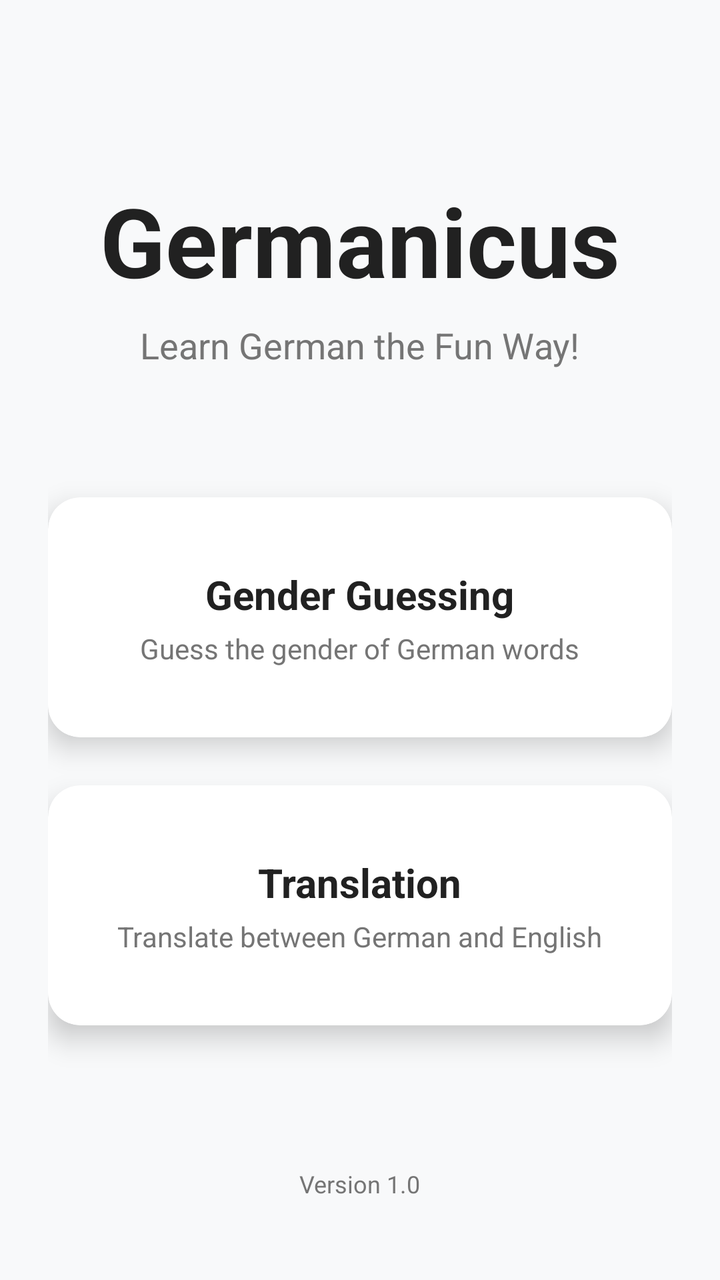
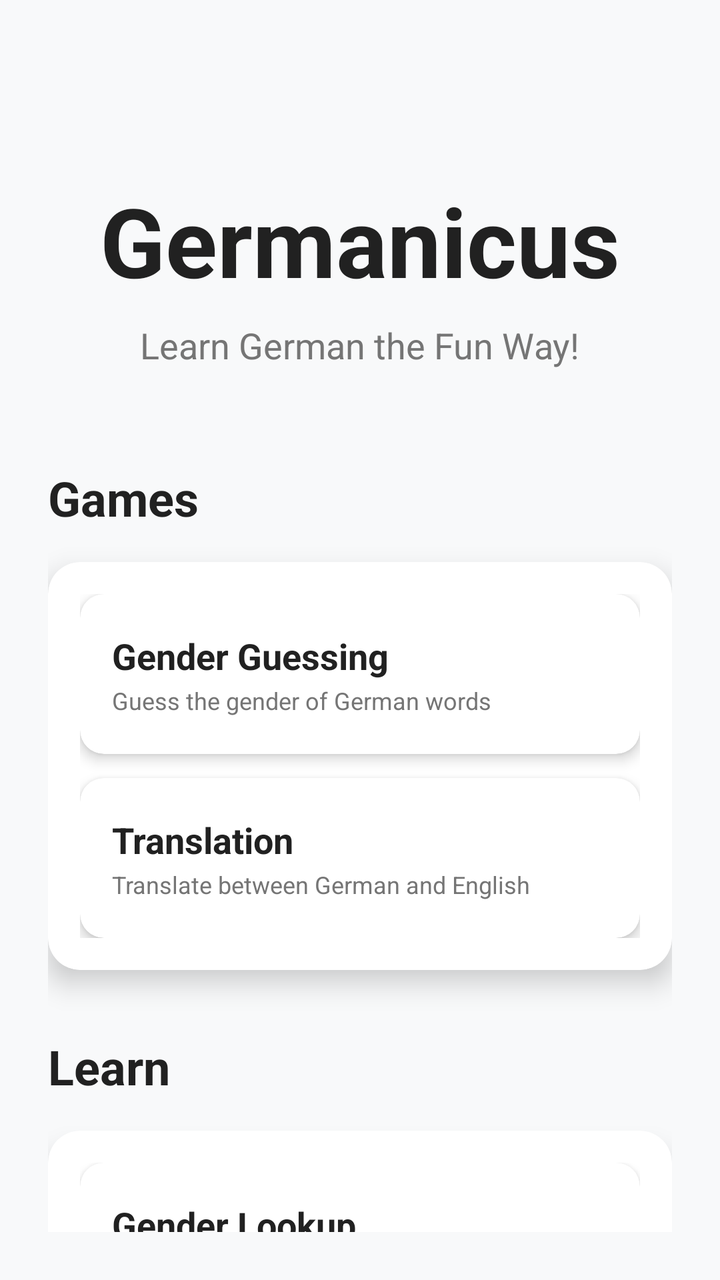

Compare the two renders of this Android layout. The source of the first and the diff that turns it into the second are given below.
<!-- AndroidManifest.xml: application theme Theme.Germanicus -->
<!-- res/layout/fragment_main_menu.xml -->
<?xml version="1.0" encoding="utf-8"?>
<androidx.constraintlayout.widget.ConstraintLayout xmlns:android="http://schemas.android.com/apk/res/android"
    xmlns:app="http://schemas.android.com/apk/res-auto"
    android:layout_width="match_parent"
    android:layout_height="match_parent"
    android:background="@color/background_gradient"
    android:padding="24dp">

    <TextView
        android:id="@+id/titleTextView"
        android:layout_width="wrap_content"
        android:layout_height="wrap_content"
        android:text="@string/app_name"
        android:textSize="48sp"
        android:textStyle="bold"
        android:textColor="@color/primary_text"
        android:layout_marginTop="64dp"
        app:layout_constraintEnd_toEndOf="parent"
        app:layout_constraintStart_toStartOf="parent"
        app:layout_constraintTop_toTopOf="parent" />

    <TextView
        android:id="@+id/subtitleTextView"
        android:layout_width="wrap_content"
        android:layout_height="wrap_content"
        android:text="@string/learn_german_fun"
        android:textSize="18sp"
        android:textColor="@color/secondary_text"
        android:layout_marginTop="8dp"
        app:layout_constraintEnd_toEndOf="parent"
        app:layout_constraintStart_toStartOf="parent"
        app:layout_constraintTop_toBottomOf="@id/titleTextView" />

    <androidx.cardview.widget.CardView
        android:id="@+id/genderGameCard"
        android:layout_width="0dp"
        android:layout_height="120dp"
        android:layout_marginTop="64dp"
        android:clickable="true"
        android:focusable="true"
        android:foreground="?android:attr/selectableItemBackground"
        app:cardCornerRadius="16dp"
        app:cardElevation="8dp"
        app:layout_constraintEnd_toEndOf="parent"
        app:layout_constraintStart_toStartOf="parent"
        app:layout_constraintTop_toBottomOf="@id/subtitleTextView">

        <LinearLayout
            android:layout_width="match_parent"
            android:layout_height="match_parent"
            android:orientation="vertical"
            android:gravity="center"
            android:padding="16dp">

            <TextView
                android:layout_width="wrap_content"
                android:layout_height="wrap_content"
                android:text="@string/gender_guessing"
                android:textSize="20sp"
                android:textStyle="bold"
                android:textColor="@color/primary_text" />

            <TextView
                android:layout_width="wrap_content"
                android:layout_height="wrap_content"
                android:text="@string/guess_gender_description"
                android:textSize="14sp"
                android:textColor="@color/secondary_text"
                android:layout_marginTop="4dp" />

        </LinearLayout>

    </androidx.cardview.widget.CardView>

    <androidx.cardview.widget.CardView
        android:id="@+id/translationGameCard"
        android:layout_width="0dp"
        android:layout_height="120dp"
        android:layout_marginTop="24dp"
        android:clickable="true"
        android:focusable="true"
        android:foreground="?android:attr/selectableItemBackground"
        app:cardCornerRadius="16dp"
        app:cardElevation="8dp"
        app:layout_constraintEnd_toEndOf="parent"
        app:layout_constraintStart_toStartOf="parent"
        app:layout_constraintTop_toBottomOf="@id/genderGameCard">

        <LinearLayout
            android:layout_width="match_parent"
            android:layout_height="match_parent"
            android:orientation="vertical"
            android:gravity="center"
            android:padding="16dp">

            <TextView
                android:layout_width="wrap_content"
                android:layout_height="wrap_content"
                android:text="@string/translation"
                android:textSize="20sp"
                android:textStyle="bold"
                android:textColor="@color/primary_text" />

            <TextView
                android:layout_width="wrap_content"
                android:layout_height="wrap_content"
                android:text="@string/translate_description"
                android:textSize="14sp"
                android:textColor="@color/secondary_text"
                android:layout_marginTop="4dp" />

        </LinearLayout>

    </androidx.cardview.widget.CardView>

    <TextView
        android:id="@+id/versionTextView"
        android:layout_width="wrap_content"
        android:layout_height="wrap_content"
        android:text="@string/version"
        android:textSize="12sp"
        android:textColor="@color/secondary_text"
        app:layout_constraintBottom_toBottomOf="parent"
        app:layout_constraintEnd_toEndOf="parent"
        app:layout_constraintStart_toStartOf="parent"
        android:layout_marginBottom="16dp" />

</androidx.constraintlayout.widget.ConstraintLayout>
<!-- resources referenced by this layout -->
<resources>
  <color name="background_gradient">#FFF8F9FA</color>
  <color name="primary_text">#FF212121</color>
  <color name="secondary_text">#FF757575</color>
  <string name="app_name">Germanicus</string>
  <string name="gender_guessing">Gender Guessing</string>
  <string name="guess_gender_description">Guess the gender of German words</string>
  <string name="learn_german_fun">Learn German the Fun Way!</string>
  <string name="translate_description">Translate between German and English</string>
  <string name="translation">Translation</string>
  <string name="version">Version 1.0</string>
  <style name="Theme.Germanicus" parent="Theme.MaterialComponents.DayNight.DarkActionBar">
          
          <item name="colorPrimary">@color/purple_500</item>
          <item name="colorPrimaryVariant">@color/purple_700</item>
          <item name="colorOnPrimary">@color/white</item>
          
          <item name="colorSecondary">@color/teal_200</item>
          <item name="colorSecondaryVariant">@color/teal_700</item>
          <item name="colorOnSecondary">@color/black</item>
          
          <item name="android:statusBarColor">?attr/colorPrimaryVariant</item>
          
      </style>
  <color name="purple_500">#FF6200EE</color>
  <color name="purple_700">#FF3700B3</color>
  <color name="white">#FFFFFFFF</color>
  <color name="teal_200">#FF03DAC5</color>
  <color name="teal_700">#FF018786</color>
  <color name="black">#FF000000</color>
</resources>

<!-- the commit's change to res/layout/fragment_main_menu.xml (unified diff, before → after) -->
@@ -31,83 +31,208 @@
         app:layout_constraintStart_toStartOf="parent"
         app:layout_constraintTop_toBottomOf="@id/titleTextView" />
 
+    
+    <TextView
+        android:id="@+id/gamesSectionTitle"
+        android:layout_width="wrap_content"
+        android:layout_height="wrap_content"
+        android:text="@string/games"
+        android:textSize="24sp"
+        android:textStyle="bold"
+        android:textColor="@color/primary_text"
+        android:layout_marginTop="48dp"
+        app:layout_constraintStart_toStartOf="parent"
+        app:layout_constraintTop_toBottomOf="@id/subtitleTextView" />
+
     <androidx.cardview.widget.CardView
-        android:id="@+id/genderGameCard"
+        android:id="@+id/gamesCard"
         android:layout_width="0dp"
-        android:layout_height="120dp"
-        android:layout_marginTop="64dp"
-        android:clickable="true"
-        android:focusable="true"
-        android:foreground="?android:attr/selectableItemBackground"
+        android:layout_height="wrap_content"
+        android:layout_marginTop="16dp"
         app:cardCornerRadius="16dp"
         app:cardElevation="8dp"
         app:layout_constraintEnd_toEndOf="parent"
         app:layout_constraintStart_toStartOf="parent"
-        app:layout_constraintTop_toBottomOf="@id/subtitleTextView">
+        app:layout_constraintTop_toBottomOf="@id/gamesSectionTitle">
 
         <LinearLayout
             android:layout_width="match_parent"
-            android:layout_height="match_parent"
+            android:layout_height="wrap_content"
             android:orientation="vertical"
-            android:gravity="center"
             android:padding="16dp">
 
-            <TextView
-                android:layout_width="wrap_content"
-                android:layout_height="wrap_content"
-                android:text="@string/gender_guessing"
-                android:textSize="20sp"
-                android:textStyle="bold"
-                android:textColor="@color/primary_text" />
-
-            <TextView
-                android:layout_width="wrap_content"
-                android:layout_height="wrap_content"
-                android:text="@string/guess_gender_description"
-                android:textSize="14sp"
-                android:textColor="@color/secondary_text"
-                android:layout_marginTop="4dp" />
+            <androidx.cardview.widget.CardView
+                android:id="@+id/genderGameCard"
+                android:layout_width="match_parent"
+                android:layout_height="80dp"
+                android:layout_marginBottom="12dp"
+                android:clickable="true"
+                android:focusable="true"
+                android:foreground="?android:attr/selectableItemBackground"
+                app:cardCornerRadius="12dp"
+                app:cardElevation="4dp"
+                app:cardBackgroundColor="@color/white">
+
+                <LinearLayout
+                    android:layout_width="match_parent"
+                    android:layout_height="match_parent"
+                    android:orientation="horizontal"
+                    android:gravity="center_vertical"
+                    android:padding="16dp">
+
+                    <LinearLayout
+                        android:layout_width="0dp"
+                        android:layout_height="wrap_content"
+                        android:layout_weight="1"
+                        android:orientation="vertical">
+
+                        <TextView
+                            android:layout_width="wrap_content"
+                            android:layout_height="wrap_content"
+                            android:text="@string/gender_guessing"
+                            android:textSize="18sp"
+                            android:textStyle="bold"
+                            android:textColor="@color/primary_text" />
+
+                        <TextView
+                            android:layout_width="wrap_content"
+                            android:layout_height="wrap_content"
+                            android:text="@string/guess_gender_description"
+                            android:textSize="12sp"
+                            android:textColor="@color/secondary_text"
+                            android:layout_marginTop="2dp" />
+
+                    </LinearLayout>
+
+                </LinearLayout>
+
+            </androidx.cardview.widget.CardView>
+
+            <androidx.cardview.widget.CardView
+                android:id="@+id/translationGameCard"
+                android:layout_width="match_parent"
+                android:layout_height="80dp"
+                android:clickable="true"
+                android:focusable="true"
+                android:foreground="?android:attr/selectableItemBackground"
+                app:cardCornerRadius="12dp"
+                app:cardElevation="4dp"
+                app:cardBackgroundColor="@color/white">
+
+                <LinearLayout
+                    android:layout_width="match_parent"
+                    android:layout_height="match_parent"
+                    android:orientation="horizontal"
+                    android:gravity="center_vertical"
+                    android:padding="16dp">
+
+                    <LinearLayout
+                        android:layout_width="0dp"
+                        android:layout_height="wrap_content"
+                        android:layout_weight="1"
+                        android:orientation="vertical">
+
+                        <TextView
+                            android:layout_width="wrap_content"
+                            android:layout_height="wrap_content"
+                            android:text="@string/translation"
+                            android:textSize="18sp"
+                            android:textStyle="bold"
+                            android:textColor="@color/primary_text" />
+
+                        <TextView
+                            android:layout_width="wrap_content"
+                            android:layout_height="wrap_content"
+                            android:text="@string/translate_description"
+                            android:textSize="12sp"
+                            android:textColor="@color/secondary_text"
+                            android:layout_marginTop="2dp" />
+
+                    </LinearLayout>
+
+                </LinearLayout>
+
+            </androidx.cardview.widget.CardView>
 
         </LinearLayout>
 
     </androidx.cardview.widget.CardView>
 
+    
+    <TextView
+        android:id="@+id/learnSectionTitle"
+        android:layout_width="wrap_content"
+        android:layout_height="wrap_content"
+        android:text="@string/learn"
+        android:textSize="24sp"
+        android:textStyle="bold"
+        android:textColor="@color/primary_text"
+        android:layout_marginTop="32dp"
+        app:layout_constraintStart_toStartOf="parent"
+        app:layout_constraintTop_toBottomOf="@id/gamesCard" />
+
     <androidx.cardview.widget.CardView
-        android:id="@+id/translationGameCard"
+        android:id="@+id/learnCard"
         android:layout_width="0dp"
-        android:layout_height="120dp"
-        android:layout_marginTop="24dp"
-        android:clickable="true"
-        android:focusable="true"
-        android:foreground="?android:attr/selectableItemBackground"
+        android:layout_height="wrap_content"
+        android:layout_marginTop="16dp"
         app:cardCornerRadius="16dp"
         app:cardElevation="8dp"
         app:layout_constraintEnd_toEndOf="parent"
         app:layout_constraintStart_toStartOf="parent"
-        app:layout_constraintTop_toBottomOf="@id/genderGameCard">
+        app:layout_constraintTop_toBottomOf="@id/learnSectionTitle">
 
         <LinearLayout
             android:layout_width="match_parent"
-            android:layout_height="match_parent"
+            android:layout_height="wrap_content"
             android:orientation="vertical"
-            android:gravity="center"
             android:padding="16dp">
 
-            <TextView
-                android:layout_width="wrap_content"
-                android:layout_height="wrap_content"
-                android:text="@string/translation"
-                android:textSize="20sp"
-                android:textStyle="bold"
-                android:textColor="@color/primary_text" />
-
-            <TextView
-                android:layout_width="wrap_content"
-                android:layout_height="wrap_content"
-                android:text="@string/translate_description"
-                android:textSize="14sp"
-                android:textColor="@color/secondary_text"
-                android:layout_marginTop="4dp" />
+            <androidx.cardview.widget.CardView
+                android:id="@+id/genderLookupCard"
+                android:layout_width="match_parent"
+                android:layout_height="80dp"
+                android:clickable="true"
+                android:focusable="true"
+                android:foreground="?android:attr/selectableItemBackground"
+                app:cardCornerRadius="12dp"
+                app:cardElevation="4dp"
+                app:cardBackgroundColor="@color/white">
+
+                <LinearLayout
+                    android:layout_width="match_parent"
+                    android:layout_height="match_parent"
+                    android:orientation="horizontal"
+                    android:gravity="center_vertical"
+                    android:padding="16dp">
+
+                    <LinearLayout
+                        android:layout_width="0dp"
+                        android:layout_height="wrap_content"
+                        android:layout_weight="1"
+                        android:orientation="vertical">
+
+                        <TextView
+                            android:layout_width="wrap_content"
+                            android:layout_height="wrap_content"
+                            android:text="@string/gender_lookup"
+                            android:textSize="18sp"
+                            android:textStyle="bold"
+                            android:textColor="@color/primary_text" />
+
+                        <TextView
+                            android:layout_width="wrap_content"
+                            android:layout_height="wrap_content"
+                            android:text="@string/gender_lookup_description"
+                            android:textSize="12sp"
+                            android:textColor="@color/secondary_text"
+                            android:layout_marginTop="2dp" />
+
+                    </LinearLayout>
+
+                </LinearLayout>
+
+            </androidx.cardview.widget.CardView>
 
         </LinearLayout>
 
<!-- resource entries referenced after the edit -->
@@ -3,9 +3,14 @@
   <color name="background_gradient">#FFF8F9FA</color>
   <color name="primary_text">#FF212121</color>
   <color name="secondary_text">#FF757575</color>
+  <color name="white">#FFFFFFFF</color>
   <string name="app_name">Germanicus</string>
+  <string name="games">Games</string>
   <string name="gender_guessing">Gender Guessing</string>
+  <string name="gender_lookup">Gender Lookup</string>
+  <string name="gender_lookup_description">Look up the gender of any German word</string>
   <string name="guess_gender_description">Guess the gender of German words</string>
+  <string name="learn">Learn</string>
   <string name="learn_german_fun">Learn German the Fun Way!</string>
   <string name="translate_description">Translate between German and English</string>
   <string name="translation">Translation</string>
@@ -25,7 +30,6 @@
       </style>
   <color name="purple_500">#FF6200EE</color>
   <color name="purple_700">#FF3700B3</color>
-  <color name="white">#FFFFFFFF</color>
   <color name="teal_200">#FF03DAC5</color>
   <color name="teal_700">#FF018786</color>
   <color name="black">#FF000000</color>
